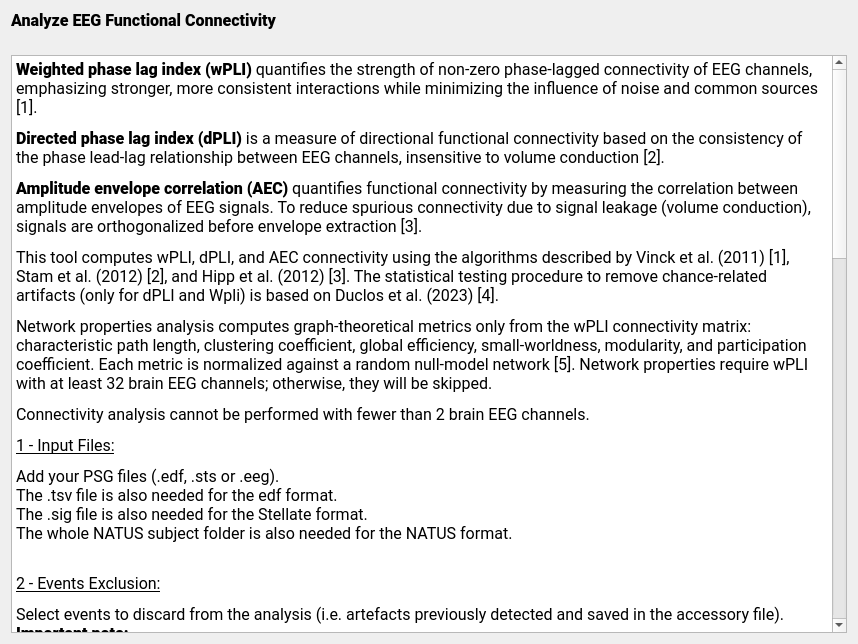
This is tools/CEAMSTools/AnalyzeEEGConnectivity/AnalyzeEEGConnectivityDoc/Ui_AnalyzeEEGConnectivityDoc.ui in SnoozToolbox/snooz-package-ceams as Qt 5 draws it before an edit. The edited form follows.
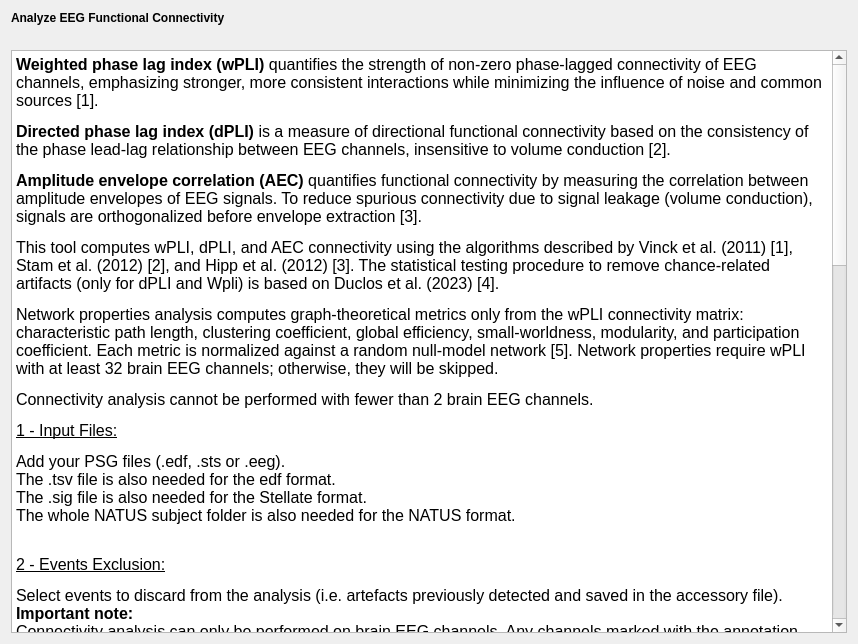
This is the edited form.

Commit message: Font step 4: forms without fonts of their own, look kept

What changed in the file:
```diff
--- a/tools/CEAMSTools/AnalyzeEEGConnectivity/AnalyzeEEGConnectivityDoc/Ui_AnalyzeEEGConnectivityDoc.ui
+++ b/tools/CEAMSTools/AnalyzeEEGConnectivity/AnalyzeEEGConnectivityDoc/Ui_AnalyzeEEGConnectivityDoc.ui
@@ -27,8 +27,6 @@
     <widget class="QLabel" name="label">
      <property name="font">
       <font>
-       <family>Roboto</family>
-       <pointsize>12</pointsize>
        <bold>false</bold>
       </font>
      </property>
@@ -45,13 +43,6 @@
      <property name="enabled">
       <bool>true</bool>
      </property>
-     <property name="font">
-      <font>
-       <family>Roboto</family>
-       <pointsize>12</pointsize>
-       <italic>true</italic>
-      </font>
-     </property>
      <property name="readOnly">
       <bool>true</bool>
      </property>
@@ -62,7 +53,7 @@
 hr { height: 1px; border-width: 0; }
 li.unchecked::marker { content: &quot;\2610&quot;; }
 li.checked::marker { content: &quot;\2612&quot;; }
-&lt;/style&gt;&lt;/head&gt;&lt;body style=&quot; font-family:'Roboto'; font-size:12pt; font-weight:400; font-style:italic;&quot;&gt;
+&lt;/style&gt;&lt;/head&gt;&lt;body style=&quot; font-size:12pt; font-weight:400; font-style:italic;&quot;&gt;
 &lt;p style=&quot; margin-top:12px; margin-bottom:12px; margin-left:0px; margin-right:0px; -qt-block-indent:0; text-indent:0px;&quot;&gt;&lt;span style=&quot; font-weight:700; font-style:normal;&quot;&gt;Weighted phase lag index (wPLI)&lt;/span&gt;&lt;span style=&quot; font-style:normal;&quot;&gt; quantifies the strength of non-zero phase-lagged connectivity of EEG channels, emphasizing stronger, more consistent interactions while minimizing the influence of noise and common sources [1]. &lt;/span&gt;&lt;/p&gt;
 &lt;p style=&quot; margin-top:12px; margin-bottom:12px; margin-left:0px; margin-right:0px; -qt-block-indent:0; text-indent:0px;&quot;&gt;&lt;span style=&quot; font-weight:700; font-style:normal;&quot;&gt;Directed phase lag index (dPLI)&lt;/span&gt;&lt;span style=&quot; font-style:normal;&quot;&gt; is a measure of directional functional connectivity based on the consistency of the phase lead-lag relationship between EEG channels, insensitive to volume conduction [2].&lt;/span&gt;&lt;/p&gt;
 &lt;p style=&quot; margin-top:12px; margin-bottom:12px; margin-left:0px; margin-right:0px; -qt-block-indent:0; text-indent:0px;&quot;&gt;&lt;span style=&quot; font-weight:700; font-style:normal;&quot;&gt;Amplitude envelope correlation (AEC)&lt;/span&gt;&lt;span style=&quot; font-style:normal;&quot;&gt; quantifies functional connectivity by measuring the correlation between amplitude envelopes of EEG signals. To reduce spurious connectivity due to signal leakage (volume conduction), signals are orthogonalized before envelope extraction [3].&lt;/span&gt;&lt;/p&gt;
@@ -83,7 +74,7 @@
 &lt;p style=&quot; margin-top:12px; margin-bottom:12px; margin-left:0px; margin-right:0px; -qt-block-indent:0; text-indent:0px;&quot;&gt;&lt;span style=&quot; font-style:normal; text-decoration: underline;&quot;&gt;&lt;br /&gt;6 - Output Files :&lt;/span&gt;&lt;/p&gt;
 &lt;p style=&quot; margin-top:12px; margin-bottom:12px; margin-left:0px; margin-right:0px; -qt-block-indent:0; text-indent:0px;&quot;&gt;&lt;span style=&quot; font-style:normal;&quot;&gt;All files are saved in the selected Output folder (or next to the input recording if the &amp;quot; save in the same folder is checked). Filenames use the subject name and metric (wPLI, dPLI, or AEC).&lt;/span&gt;&lt;/p&gt;
 &lt;p style=&quot; margin-top:12px; margin-bottom:12px; margin-left:0px; margin-right:0px; -qt-block-indent:0; text-indent:0px;&quot;&gt;&lt;span style=&quot; font-style:normal;&quot;&gt;- Connectivity matrix (TSV) --- &amp;lt;Filename&amp;gt;_{wpli | dpli | aec}_convalue.tsv&lt;br /&gt;- Connectivity heatmap (PNG) --- &amp;lt;Filename&amp;gt;_{wpli | dpli | aec}_conheatmap.png&lt;br /&gt;- Head connectivity plot (PNG) — &amp;lt;Filename&amp;gt;_{wpli | dpli | aec}_contopomap.png (saved only if a best montage with ≥ 4 EEG channels is found)&lt;br /&gt;- Network Properties results (TSV)&lt;/span&gt;— &lt;span style=&quot; font-style:normal;&quot;&gt;&amp;lt;Filename&amp;gt;_wpli_net_properties_results.tsv (saved only when wPLI is selected and the number of channels is greater than 32.)&lt;br /&gt;- Participation Coefficient (TSV) &lt;/span&gt;— &lt;span style=&quot; font-style:normal;&quot;&gt;&amp;lt;Filename&amp;gt;_wpli_participation_coefficient_results.tsv (saved only when wPLI is selected and the number of channels is greater than 32.)&lt;br /&gt;&lt;/span&gt;&lt;/p&gt;
-&lt;p style=&quot; margin-top:12px; margin-bottom:12px; margin-left:0px; margin-right:0px; -qt-block-indent:0; text-indent:0px;&quot;&gt;&lt;span style=&quot; font-style:normal;&quot;&gt;References:&lt;/span&gt;&lt;span style=&quot; font-family:'Segoe UI'; font-style:normal;&quot;&gt;&lt;br /&gt;[1] Stam, C. J., &amp;amp; van Straaten, E. C. W. (2012). &lt;/span&gt;&lt;span style=&quot; font-family:'Segoe UI';&quot;&gt;Go with the flow: Use of a directed phase lag index (dPLI) to characterize patterns of phase relations in a large-scale model of brain dynamics&lt;/span&gt;&lt;span style=&quot; font-family:'Segoe UI'; font-style:normal;&quot;&gt;. NeuroImage, 62(3), 1415–1428. https://doi.org/10.1016/j.neuroimage.2012.05.050&lt;br /&gt;[2] Vinck, M., Oostenveld, R., van Wingerden, M., Battaglia, F., &amp;amp; Pennartz, C. M. (2011). &lt;/span&gt;&lt;span style=&quot; font-family:'Segoe UI';&quot;&gt;An improved index of phase-synchronization for electrophysiological data in the presence of volume-conduction, noise and sample-size bias&lt;/span&gt;&lt;span style=&quot; font-family:'Segoe UI'; font-style:normal;&quot;&gt;. NeuroImage, 55(4), 1548–1565. https://doi.org/10.1016/j.neuroimage.2011.01.055&lt;br /&gt;[3] Hipp, J. F., Hawellek, D. J., Corbetta, M., Siegel, M., &amp;amp; Engel, A. K. (2012). Large-scale cortical correlation structure of spontaneous oscillatory activity. Nature Neuroscience, 15(6), 884–890. https://doi.org/10.1038/nn.3101&lt;br /&gt;[4] Duclos, C., Maschke, C., Mahdid, Y., Nadin, D., Rokos, A., Arbour, C., Badawy, M., Létourneau, J., Owen, A. M., Plourde, G., &amp;amp; Blain-Moraes, S. (2023). Brain responses to propofol in advance of recovery from coma and disorders of consciousness: A preliminary study. *American Journal of Respiratory and Critical Care Medicine, 207*(5), 602–613. https://doi.org/10.1164/rccm.202105-1223OC&lt;br /&gt;[5] Rubinov, M., &amp;amp; Sporns, O. (2010). Complex network measures of brain connectivity: Uses and interpretations. NeuroImage, 52(3), 1059–1072. https://doi.org/10.1016/j.neuroimage.2009.10.003&lt;/span&gt;&lt;/p&gt;&lt;/body&gt;&lt;/html&gt;</string>
+&lt;p style=&quot; margin-top:12px; margin-bottom:12px; margin-left:0px; margin-right:0px; -qt-block-indent:0; text-indent:0px;&quot;&gt;&lt;span style=&quot; font-style:normal;&quot;&gt;References:&lt;/span&gt;&lt;span style=&quot; font-style:normal;&quot;&gt;&lt;br /&gt;[1] Stam, C. J., &amp;amp; van Straaten, E. C. W. (2012). &lt;/span&gt;&lt;span style=&quot;&quot;&gt;Go with the flow: Use of a directed phase lag index (dPLI) to characterize patterns of phase relations in a large-scale model of brain dynamics&lt;/span&gt;&lt;span style=&quot; font-style:normal;&quot;&gt;. NeuroImage, 62(3), 1415–1428. https://doi.org/10.1016/j.neuroimage.2012.05.050&lt;br /&gt;[2] Vinck, M., Oostenveld, R., van Wingerden, M., Battaglia, F., &amp;amp; Pennartz, C. M. (2011). &lt;/span&gt;&lt;span style=&quot;&quot;&gt;An improved index of phase-synchronization for electrophysiological data in the presence of volume-conduction, noise and sample-size bias&lt;/span&gt;&lt;span style=&quot; font-style:normal;&quot;&gt;. NeuroImage, 55(4), 1548–1565. https://doi.org/10.1016/j.neuroimage.2011.01.055&lt;br /&gt;[3] Hipp, J. F., Hawellek, D. J., Corbetta, M., Siegel, M., &amp;amp; Engel, A. K. (2012). Large-scale cortical correlation structure of spontaneous oscillatory activity. Nature Neuroscience, 15(6), 884–890. https://doi.org/10.1038/nn.3101&lt;br /&gt;[4] Duclos, C., Maschke, C., Mahdid, Y., Nadin, D., Rokos, A., Arbour, C., Badawy, M., Létourneau, J., Owen, A. M., Plourde, G., &amp;amp; Blain-Moraes, S. (2023). Brain responses to propofol in advance of recovery from coma and disorders of consciousness: A preliminary study. *American Journal of Respiratory and Critical Care Medicine, 207*(5), 602–613. https://doi.org/10.1164/rccm.202105-1223OC&lt;br /&gt;[5] Rubinov, M., &amp;amp; Sporns, O. (2010). Complex network measures of brain connectivity: Uses and interpretations. NeuroImage, 52(3), 1059–1072. https://doi.org/10.1016/j.neuroimage.2009.10.003&lt;/span&gt;&lt;/p&gt;&lt;/body&gt;&lt;/html&gt;</string>
      </property>
     </widget>
    </item>
```
The commit also changes 427 other files.
